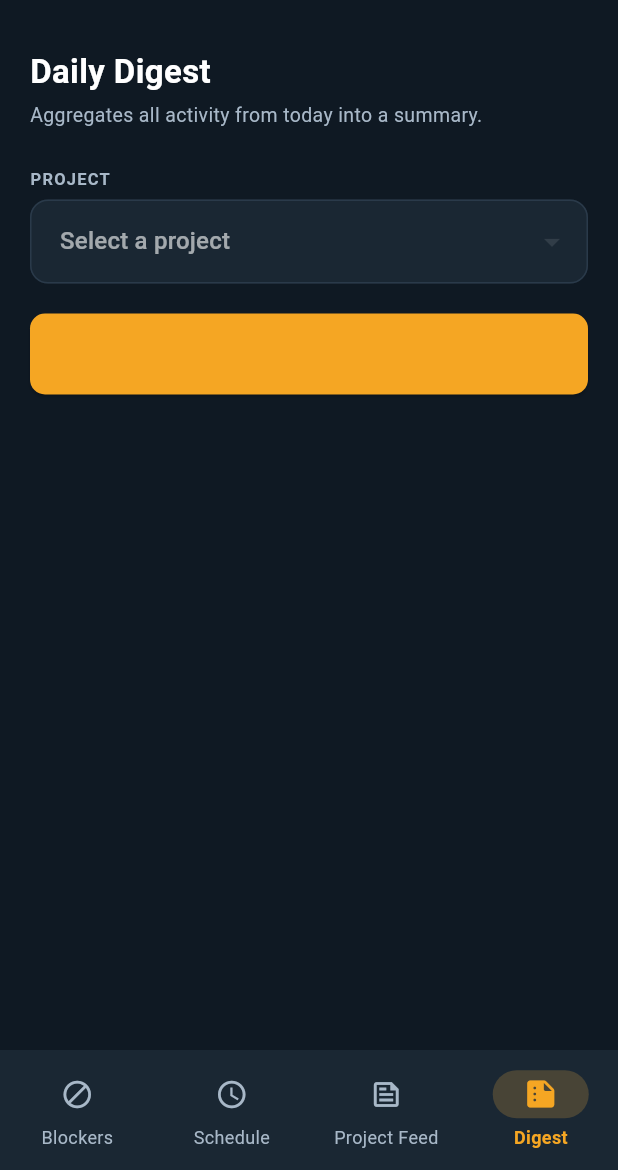
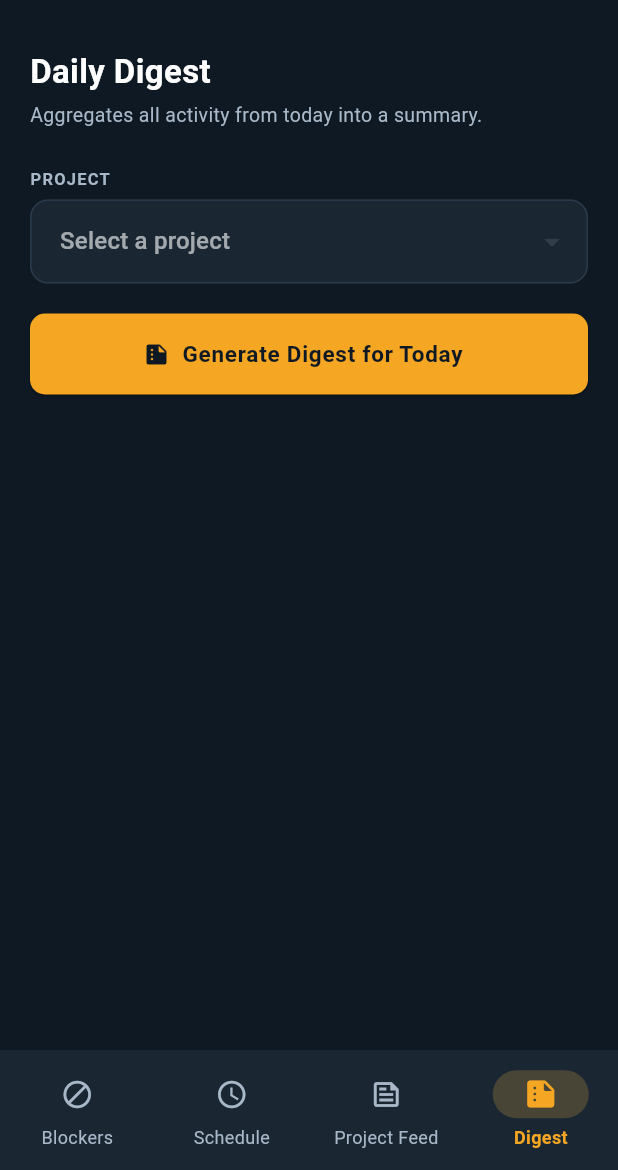
Before and after one commit to k-Jandhyala/BuildVox, a Flutter app: the GcHome screen opened by its route, item 4 of the bottom bar chosen, on a phone screen of 412 x 824 dp, the part 66-1236 px from its top. Run offline on Flutter 3.47's test engine with Material 3 defaults, Android fonts, the phone set to English and light mode, and no system bars; our stand-ins replace file_picker, firebase_core, firebase_messaging, flutter_riverpod, go_router, permission_handler and 1 more; missing offline and left inert: record; accounts and stored records are empty; network calls fail.

Commit message:
Test2 RevampUI

```diff
--- a/frontend/lib/theme.dart
+++ b/frontend/lib/theme.dart
@@ -6,6 +6,7 @@ class BVColors {
   BVColors._();
 
   static const Color primary = Color(0xFFF5A623);
+  static const Color onPrimary = Color(0xFF0F1923);
   static const Color primaryLight = Color(0xFFFFB840);
   static const Color accent = Color(0xFF2D9CDB);
   static const Color background = Color(0xFF0F1923);
```
